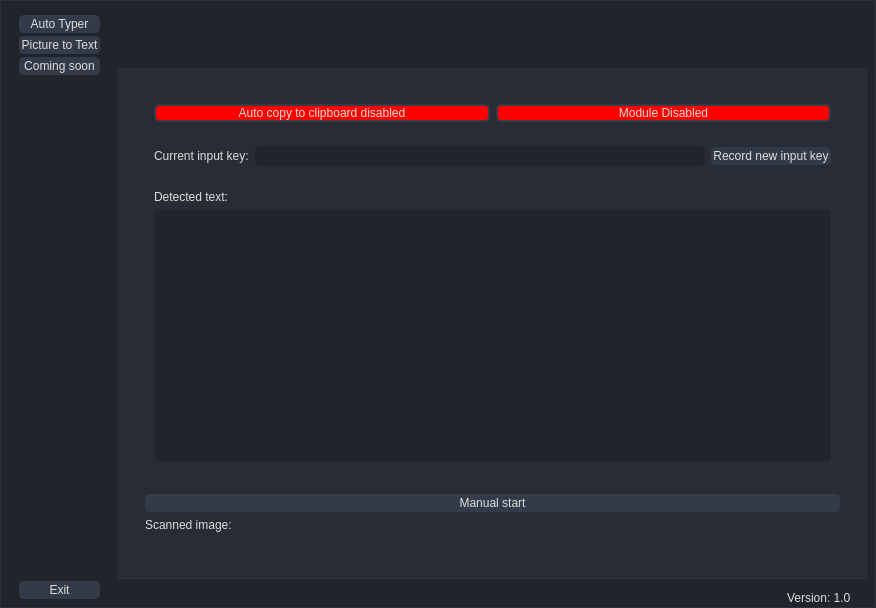
This is gui/MainWindow.ui in gyulii/Copy-tool as Qt 5 draws it before an edit. The edited form follows.
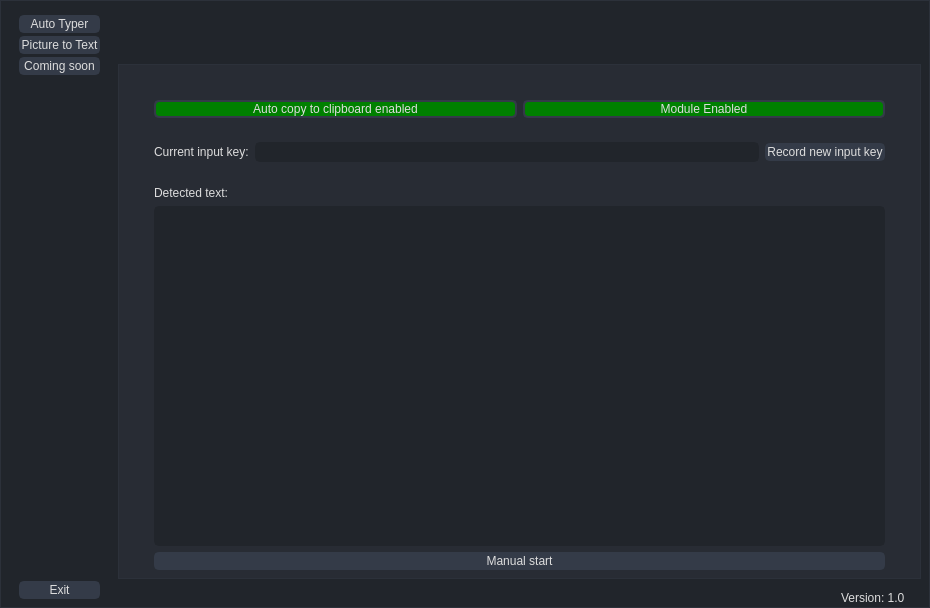
This is the edited form. The open tabs and pages were chosen to show the change. Icons and pictures are not drawn.

The edit to the form file:
```diff
--- a/gui/MainWindow.ui
+++ b/gui/MainWindow.ui
@@ -6,7 +6,7 @@
    <rect>
     <x>0</x>
     <y>0</y>
-    <width>876</width>
+    <width>930</width>
     <height>608</height>
    </rect>
   </property>
@@ -88,7 +88,7 @@
 	border-radius: 0px;
 }
 QScrollBar::handle:horizontal {
-    background: rgb(189, 147, 249);
+    background: rgb(36, 172, 242);
     min-width: 25px;
 	border-radius: 4px
 }
@@ -126,7 +126,7 @@
 	border-radius: 0px;
  }
 QScrollBar::handle:vertical {	
-	background: rgb(189, 147, 249);
+	background: rgb(36, 172, 242);
     min-height: 25px;
 	border-radius: 4px
  }
@@ -423,6 +423,9 @@
              <property name="spacing">
               <number>0</number>
              </property>
+             <property name="topMargin">
+              <number>5</number>
+             </property>
              <property name="rightMargin">
               <number>0</number>
              </property>
@@ -451,7 +454,7 @@
                  <number>0</number>
                 </property>
                 <property name="rightMargin">
-                 <number>0</number>
+                 <number>5</number>
                 </property>
                 <property name="bottomMargin">
                  <number>15</number>
@@ -795,32 +798,38 @@
                        <item>
                         <widget class="QWidget" name="page_2_main_widget" native="true">
                          <layout class="QVBoxLayout" name="verticalLayout_5">
+                          <property name="bottomMargin">
+                           <number>0</number>
+                          </property>
                           <item>
                            <widget class="QWidget" name="page_2_top_part" native="true">
                             <property name="autoFillBackground">
                              <bool>false</bool>
                             </property>
                             <layout class="QVBoxLayout" name="verticalLayout_9">
+                             <property name="bottomMargin">
+                              <number>0</number>
+                             </property>
                              <item>
                               <widget class="QWidget" name="widget_5" native="true">
                                <layout class="QHBoxLayout" name="horizontalLayout_7">
                                 <item>
                                  <widget class="QPushButton" name="pushButton">
                                   <property name="styleSheet">
-                                   <string notr="true">background-color: red;</string>
+                                   <string notr="true">background-color: green;</string>
                                   </property>
                                   <property name="text">
-                                   <string>Auto copy to clipboard disabled</string>
+                                   <string>Auto copy to clipboard enabled</string>
                                   </property>
                                  </widget>
                                 </item>
                                 <item>
                                  <widget class="QPushButton" name="pushButton_2">
                                   <property name="styleSheet">
-                                   <string notr="true">background-color: red;</string>
+                                   <string notr="true">background-color: green;</string>
                                   </property>
                                   <property name="text">
-                                   <string>Module Disabled</string>
+                                   <string>Module Enabled</string>
                                   </property>
                                  </widget>
                                 </item>
@@ -856,6 +865,9 @@
                              <item>
                               <widget class="QWidget" name="widget_6" native="true">
                                <layout class="QVBoxLayout" name="verticalLayout_11">
+                                <property name="bottomMargin">
+                                 <number>0</number>
+                                </property>
                                 <item>
                                  <widget class="QLabel" name="label_2">
                                   <property name="text">
@@ -864,7 +876,14 @@
                                  </widget>
                                 </item>
                                 <item>
-                                 <widget class="QTextEdit" name="textEdit_2"/>
+                                 <widget class="QTextEdit" name="TextEdit_detected_OCR_text"/>
+                                </item>
+                                <item>
+                                 <widget class="QPushButton" name="Button_OCR_start">
+                                  <property name="text">
+                                   <string>Manual start</string>
+                                  </property>
+                                 </widget>
                                 </item>
                                </layout>
                               </widget>
@@ -872,42 +891,6 @@
                             </layout>
                            </widget>
                           </item>
-                          <item>
-                           <widget class="QWidget" name="page_2_bottom_part" native="true">
-                            <layout class="QVBoxLayout" name="verticalLayout_8">
-                             <item>
-                              <widget class="QPushButton" name="pushButton_3">
-                               <property name="text">
-                                <string>Manual start</string>
-                               </property>
-                              </widget>
-                             </item>
-                             <item>
-                              <widget class="QLabel" name="label_5">
-                               <property name="maximumSize">
-                                <size>
-                                 <width>16777215</width>
-                                 <height>16</height>
-                                </size>
-                               </property>
-                               <property name="text">
-                                <string>Scanned image:</string>
-                               </property>
-                              </widget>
-                             </item>
-                             <item>
-                              <widget class="QLabel" name="Label_Img_Display_OCR">
-                               <property name="text">
-                                <string/>
-                               </property>
-                               <property name="pixmap">
-                                <pixmap resource="resources.qrc">:/images/resources/images/black.png</pixmap>
-                               </property>
-                              </widget>
-                             </item>
-                            </layout>
-                           </widget>
-                          </item>
                          </layout>
                         </widget>
                        </item>
```
Left out of the diff: 8 changed lines with no effect on the pictures.
